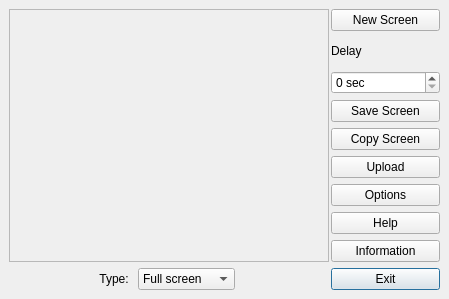
Before: the Qt Designer form src/ui/mainwindow.ui in lxqt/screengrab, drawn with Qt 5.
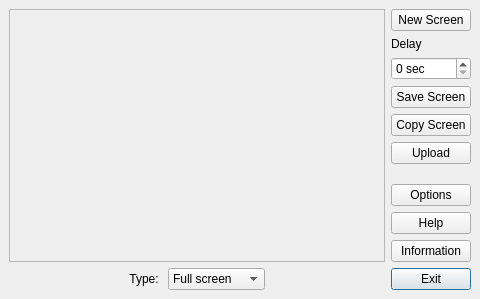
After: the same form once the commit is applied.

Commit message: Changed sizePolicy for buttons on main windows changed default width from 449 to 480 fixed issue #11

```diff
--- a/src/ui/mainwindow.ui
+++ b/src/ui/mainwindow.ui
@@ -6,13 +6,13 @@
    <rect>
     <x>0</x>
     <y>0</y>
-    <width>449</width>
+    <width>480</width>
     <height>299</height>
    </rect>
   </property>
   <property name="minimumSize">
    <size>
-    <width>449</width>
+    <width>480</width>
     <height>299</height>
    </size>
   </property>
@@ -141,14 +141,14 @@
       <item>
        <widget class="QPushButton" name="butNew">
         <property name="sizePolicy">
-         <sizepolicy hsizetype="Fixed" vsizetype="Fixed">
+         <sizepolicy hsizetype="Minimum" vsizetype="Fixed">
           <horstretch>0</horstretch>
           <verstretch>0</verstretch>
          </sizepolicy>
         </property>
         <property name="minimumSize">
          <size>
-          <width>109</width>
+          <width>0</width>
           <height>0</height>
          </size>
         </property>
@@ -179,14 +179,14 @@
       <item>
        <widget class="QSpinBox" name="delayBox">
         <property name="sizePolicy">
-         <sizepolicy hsizetype="Fixed" vsizetype="Fixed">
+         <sizepolicy hsizetype="Preferred" vsizetype="Fixed">
           <horstretch>0</horstretch>
           <verstretch>0</verstretch>
          </sizepolicy>
         </property>
         <property name="minimumSize">
          <size>
-          <width>109</width>
+          <width>0</width>
           <height>0</height>
          </size>
         </property>
@@ -204,14 +204,14 @@
       <item>
        <widget class="QPushButton" name="butSave">
         <property name="sizePolicy">
-         <sizepolicy hsizetype="Fixed" vsizetype="Fixed">
+         <sizepolicy hsizetype="Preferred" vsizetype="Fixed">
           <horstretch>0</horstretch>
           <verstretch>0</verstretch>
          </sizepolicy>
         </property>
         <property name="minimumSize">
          <size>
-          <width>109</width>
+          <width>0</width>
           <height>0</height>
          </size>
         </property>
@@ -229,14 +229,14 @@
       <item>
        <widget class="QPushButton" name="butCopy">
         <property name="sizePolicy">
-         <sizepolicy hsizetype="Fixed" vsizetype="Fixed">
+         <sizepolicy hsizetype="Preferred" vsizetype="Fixed">
           <horstretch>0</horstretch>
           <verstretch>0</verstretch>
          </sizepolicy>
         </property>
         <property name="minimumSize">
          <size>
-          <width>109</width>
+          <width>0</width>
           <height>0</height>
          </size>
         </property>
@@ -253,22 +253,41 @@
       </item>
       <item>
        <widget class="QPushButton" name="butUpload">
+        <property name="sizePolicy">
+         <sizepolicy hsizetype="Preferred" vsizetype="Fixed">
+          <horstretch>0</horstretch>
+          <verstretch>0</verstretch>
+         </sizepolicy>
+        </property>
         <property name="text">
          <string>Upload</string>
         </property>
        </widget>
       </item>
+      <item>
+       <spacer name="verticalSpacer">
+        <property name="orientation">
+         <enum>Qt::Vertical</enum>
+        </property>
+        <property name="sizeHint" stdset="0">
+         <size>
+          <width>20</width>
+          <height>40</height>
+         </size>
+        </property>
+       </spacer>
+      </item>
       <item>
        <widget class="QPushButton" name="butOpt">
         <property name="sizePolicy">
-         <sizepolicy hsizetype="Fixed" vsizetype="Fixed">
+         <sizepolicy hsizetype="Preferred" vsizetype="Fixed">
           <horstretch>0</horstretch>
           <verstretch>0</verstretch>
          </sizepolicy>
         </property>
         <property name="minimumSize">
          <size>
-          <width>109</width>
+          <width>0</width>
           <height>0</height>
          </size>
         </property>
@@ -285,6 +304,12 @@
       </item>
       <item>
        <widget class="QPushButton" name="butHelp">
+        <property name="sizePolicy">
+         <sizepolicy hsizetype="Preferred" vsizetype="Fixed">
+          <horstretch>0</horstretch>
+          <verstretch>0</verstretch>
+         </sizepolicy>
+        </property>
         <property name="toolTip">
          <string>Show help information</string>
         </property>
@@ -299,14 +324,14 @@
       <item>
        <widget class="QPushButton" name="butInfo">
         <property name="sizePolicy">
-         <sizepolicy hsizetype="Fixed" vsizetype="Fixed">
+         <sizepolicy hsizetype="Preferred" vsizetype="Fixed">
           <horstretch>0</horstretch>
           <verstretch>0</verstretch>
          </sizepolicy>
         </property>
         <property name="minimumSize">
          <size>
-          <width>109</width>
+          <width>0</width>
           <height>0</height>
          </size>
         </property>
@@ -324,14 +349,14 @@
       <item>
        <widget class="QPushButton" name="butQuit">
         <property name="sizePolicy">
-         <sizepolicy hsizetype="Fixed" vsizetype="Fixed">
+         <sizepolicy hsizetype="Preferred" vsizetype="Fixed">
           <horstretch>0</horstretch>
           <verstretch>0</verstretch>
          </sizepolicy>
         </property>
         <property name="minimumSize">
          <size>
-          <width>109</width>
+          <width>0</width>
           <height>0</height>
          </size>
         </property>
```
The commit also changes 1 other file.
